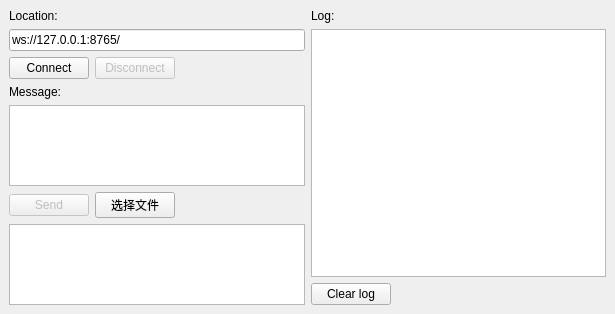
Old version of the form Sources/Froms/MainWindow.ui in the repository FixLater/image-text.
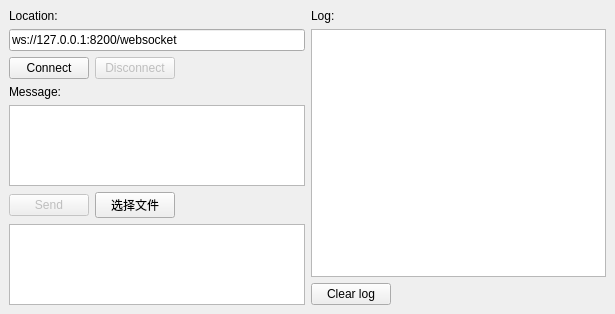
New version of the form.

Diff of the .ui file:
```diff
--- a/Sources/Froms/MainWindow.ui
+++ b/Sources/Froms/MainWindow.ui
@@ -27,7 +27,7 @@
       <item>
        <widget class="QLineEdit" name="location">
         <property name="text">
-         <string>ws://127.0.0.1:8765/</string>
+         <string>ws://127.0.0.1:8200/websocket</string>
         </property>
        </widget>
       </item>
```
